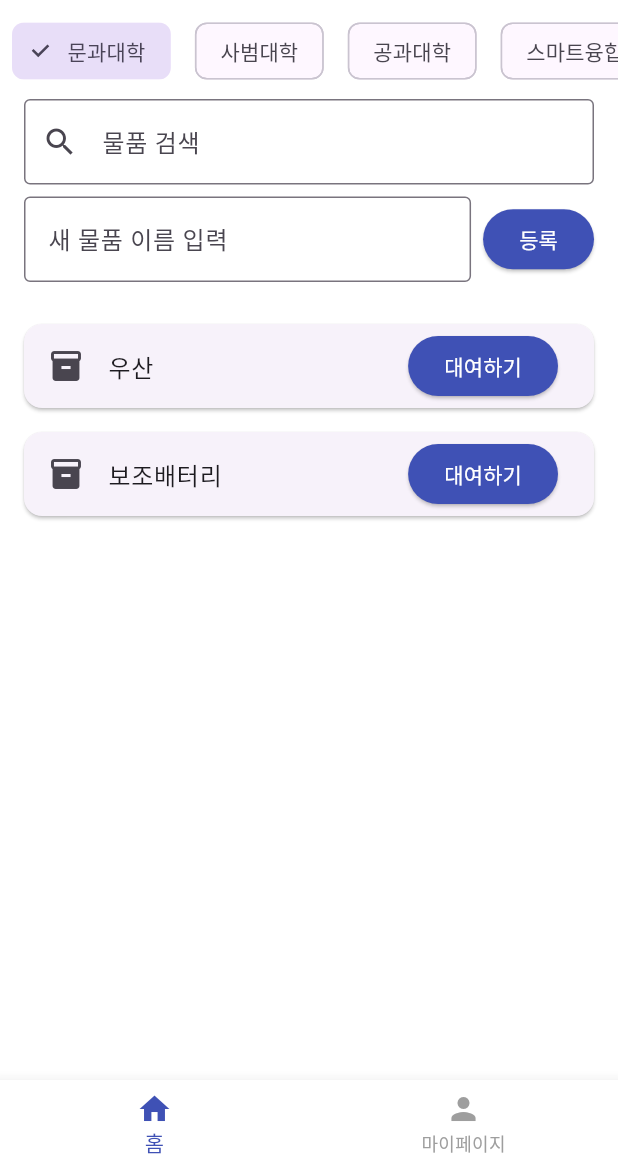
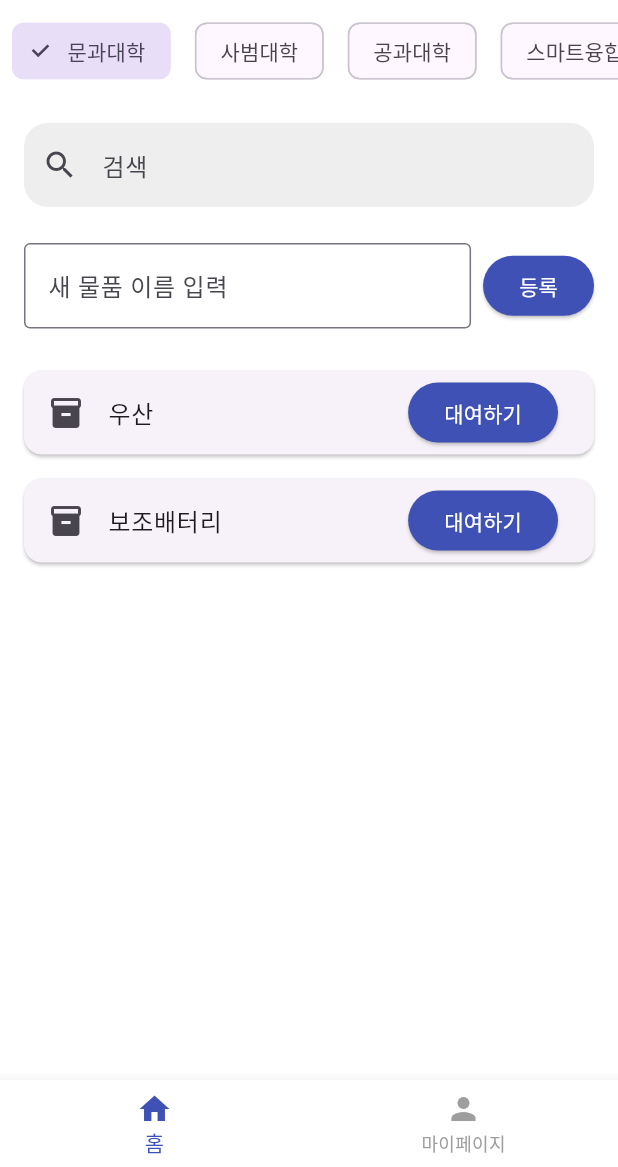
Before and after one commit to leewajin/c-box-flutter-1, a Flutter app: the RentalPage screen opened directly, on a phone screen of 412 x 824 dp, the part 69-1236 px from its top. Run offline on Flutter 3.47's test engine with Material 3 defaults, Android fonts, the phone set to English and light mode, and no system bars; missing offline and left inert: qr_code_scanner; Roboto replaces fonts that are missing (Pretendard).

Commit message:
[Refector]: 검색창 컴포넌트 분리 후 적용

```diff
--- a/lib/screens/rental_page.dart
+++ b/lib/screens/rental_page.dart
@@ -2,6 +2,7 @@ import 'package:flutter/material.dart';
 import '../screens/rental_qr_page.dart';
 import '../widgets/bottom_nav_bar.dart';
 import '../widgets/custom_app_bar_title.dart';
+import '../widgets/search_bar.dart';
 
 class RentalPage extends StatefulWidget {
   const RentalPage({super.key});
@@ -65,19 +66,7 @@ class _RentalPageState extends State<RentalPage> {
           const SizedBox(height: 8),
 
           // 🔍 검색창
-          Padding(
-            padding: const EdgeInsets.symmetric(horizontal: 16),
-            child: TextField(
-              decoration: const InputDecoration(
-                hintText: '물품 검색',
-                prefixIcon: Icon(Icons.search),
-                border: OutlineInputBorder(),
-              ),
-              onChanged: (value) {
-                setState(() => searchText = value);
-              },
-            ),
-          ),
+          const CustomSearchBar(),
 
           // ➕ 물품 등록
           Padding(
--- /dev/null
+++ b/lib/widgets/search_bar.dart
@@ -0,0 +1,27 @@
+import 'package:flutter/material.dart';
+
+class CustomSearchBar extends StatelessWidget {
+  final ValueChanged<String>? onChanged;
+
+  const CustomSearchBar({super.key, this.onChanged});
+
+  @override
+  Widget build(BuildContext context) {
+    return Padding(
+      padding: const EdgeInsets.all(16),
+      child: TextField(
+        onChanged: onChanged,
+        decoration: InputDecoration(
+          prefixIcon: const Icon(Icons.search),
+          hintText: '검색',
+          border: OutlineInputBorder(
+            borderRadius: BorderRadius.circular(16),
+            borderSide: BorderSide.none,
+          ),
+          filled: true,
+          fillColor: Colors.grey[200],
+        ),
+      ),
+    );
+  }
+}
```
Also changed, not shown: lib/screens/mission_home.dart (+2 -15 lines).
